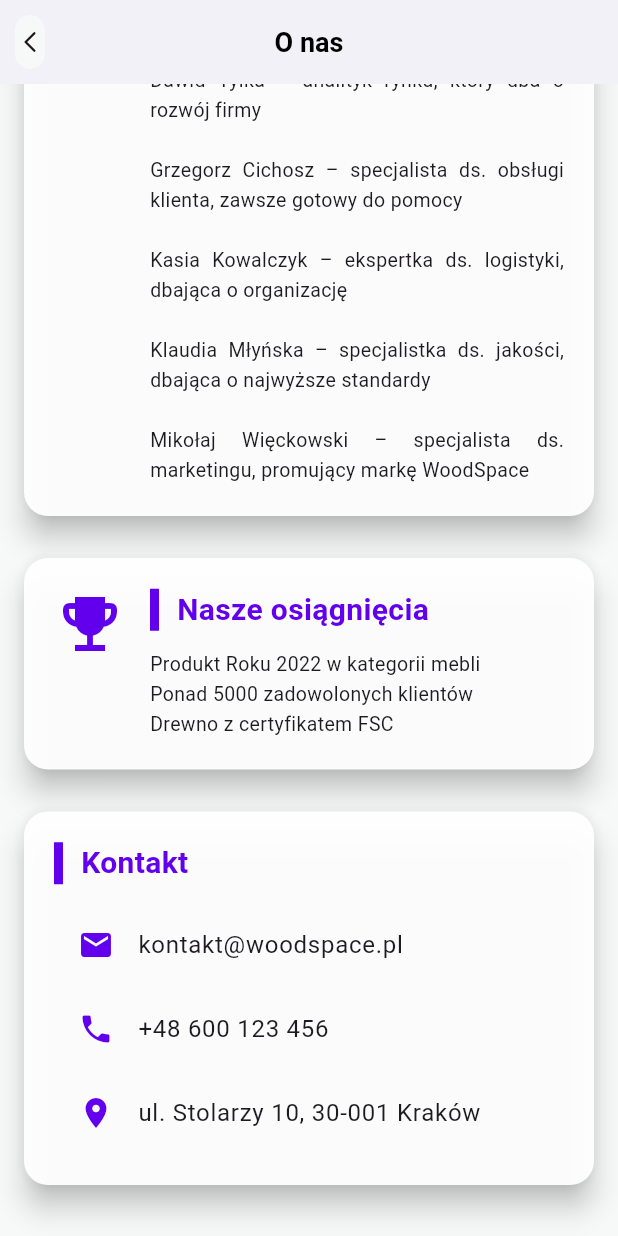
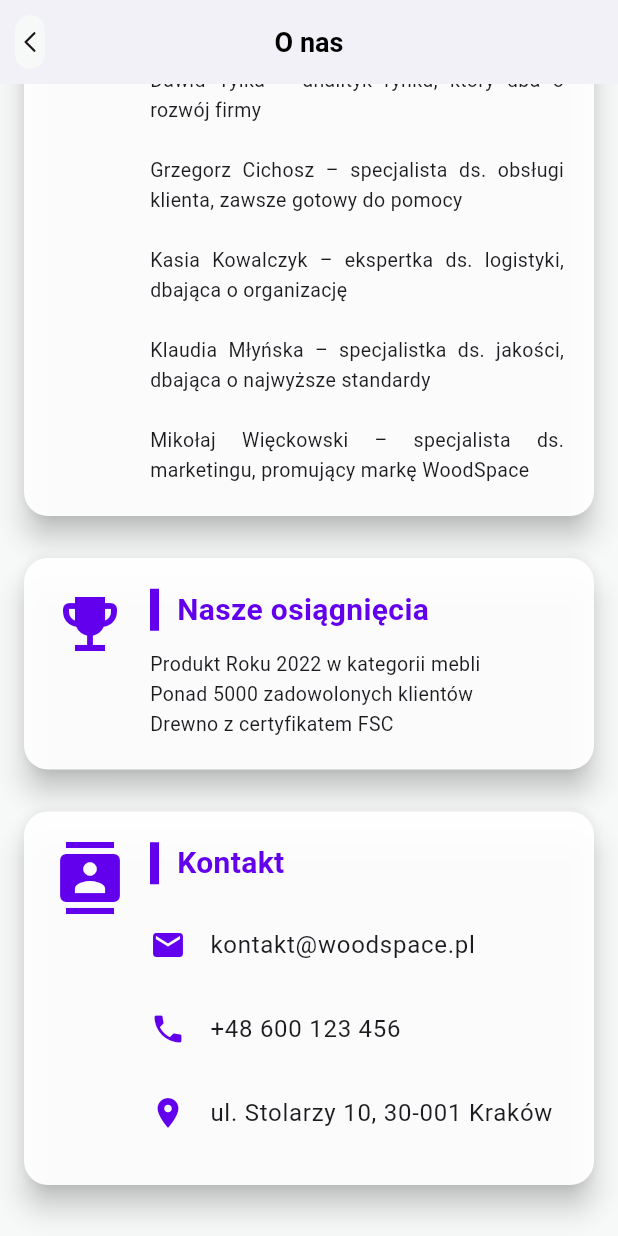
Before and after one commit to Talandar99/group_project_6th_sem, a Flutter app: the AboutUsPage screen opened directly, scrolled down 576 dp, on a phone screen of 412 x 824 dp. Run offline on Flutter 3.47's test engine with Material 3 defaults, Android fonts, the phone set to English and light mode, and no system bars; our stand-ins replace flutter_svg, get_it, shared_preferences, shimmer; accounts and stored records are empty; network calls fail; Roboto replaces fonts that are missing (Poppins).

Commit message:
Update about_us_page

```diff
--- a/frontend/lib/pages/about_us_page.dart
+++ b/frontend/lib/pages/about_us_page.dart
@@ -34,7 +34,7 @@ class AboutUsPage extends StatelessWidget {
     );
   }
 
-  Widget _sectionCard(String title, String content, {Widget? leadingImage}) {
+  Widget _sectionCard(String title, String content, {Widget? leadingImage, Widget? child}) {
     return Card(
       color: Colors.white.withOpacity(0.95),
       shape: RoundedRectangleBorder(borderRadius: BorderRadius.circular(16)),
@@ -55,7 +55,7 @@ class AboutUsPage extends StatelessWidget {
                 children: [
                   _sectionTitle(title),
                   const SizedBox(height: 12),
-                  _sectionText(content),
+                  child ?? _sectionText(content),
                 ],
               ),
             ),
@@ -121,37 +121,33 @@ class AboutUsPage extends StatelessWidget {
                     color: AppColors.primary,
                   ),
                 ),
-                Card(
-                  color: Colors.white.withOpacity(0.95),
-                  shape: RoundedRectangleBorder(
-                    borderRadius: BorderRadius.circular(16),
+                _sectionCard(
+                  'Kontakt',
+                  '',
+                  leadingImage: Icon(
+                    Icons.contacts,
+                    size: 48,
+                    color: AppColors.primary,
                   ),
-                  elevation: 8,
-                  margin: const EdgeInsets.symmetric(vertical: 14),
-                  child: Padding(
-                    padding: const EdgeInsets.all(20),
                   child: Column(
                     crossAxisAlignment: CrossAxisAlignment.start,
                     children: [
-                        _sectionTitle('Kontakt'),
-                        const SizedBox(height: 12),
                       ListTile(
+                        contentPadding: EdgeInsets.zero,
                         leading: Icon(Icons.email, color: AppColors.primary),
                         title: const Text('kontakt@woodspace.pl'),
                       ),
                       ListTile(
+                        contentPadding: EdgeInsets.zero,
                         leading: Icon(Icons.phone, color: AppColors.primary),
                         title: const Text('+48 600 123 456'),
                       ),
                       ListTile(
-                          leading: Icon(
-                            Icons.location_on,
-                            color: AppColors.primary,
-                          ),
+                        contentPadding: EdgeInsets.zero,
+                        leading: Icon(Icons.location_on, color: AppColors.primary),
                         title: const Text('ul. Stolarzy 10, 30-001 Kraków'),
                       ),
                     ],
-                    ),
                   ),
                 ),
                 const SizedBox(height: 40),
```
Lines whose indentation alone changed are shown as unchanged.
